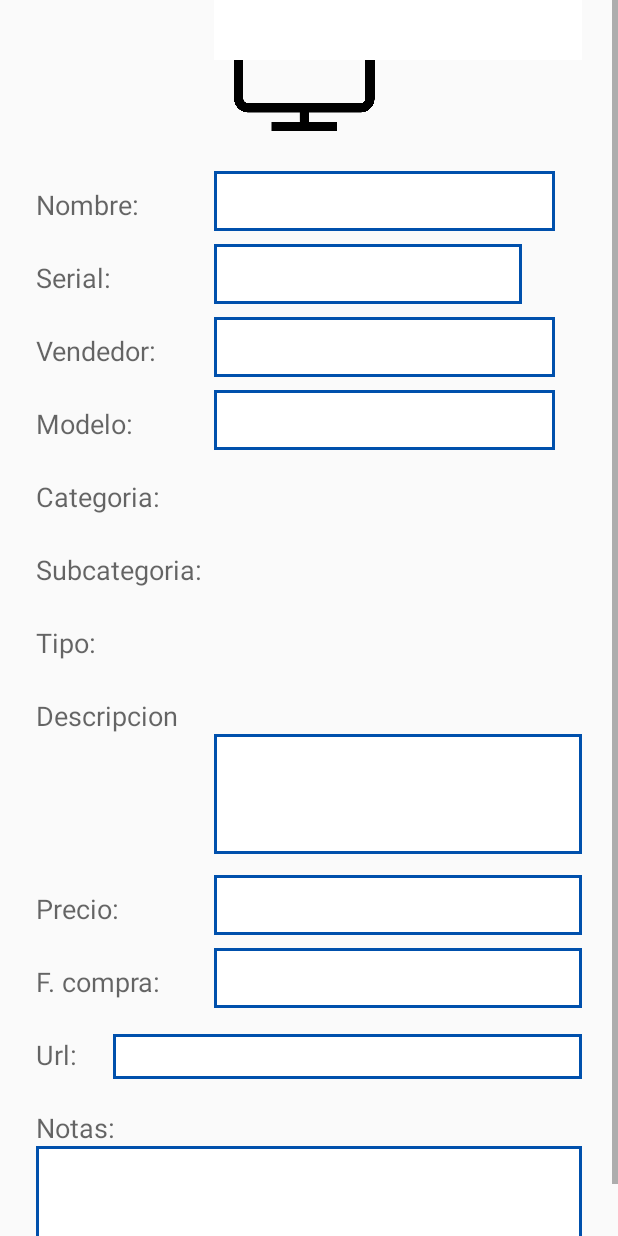
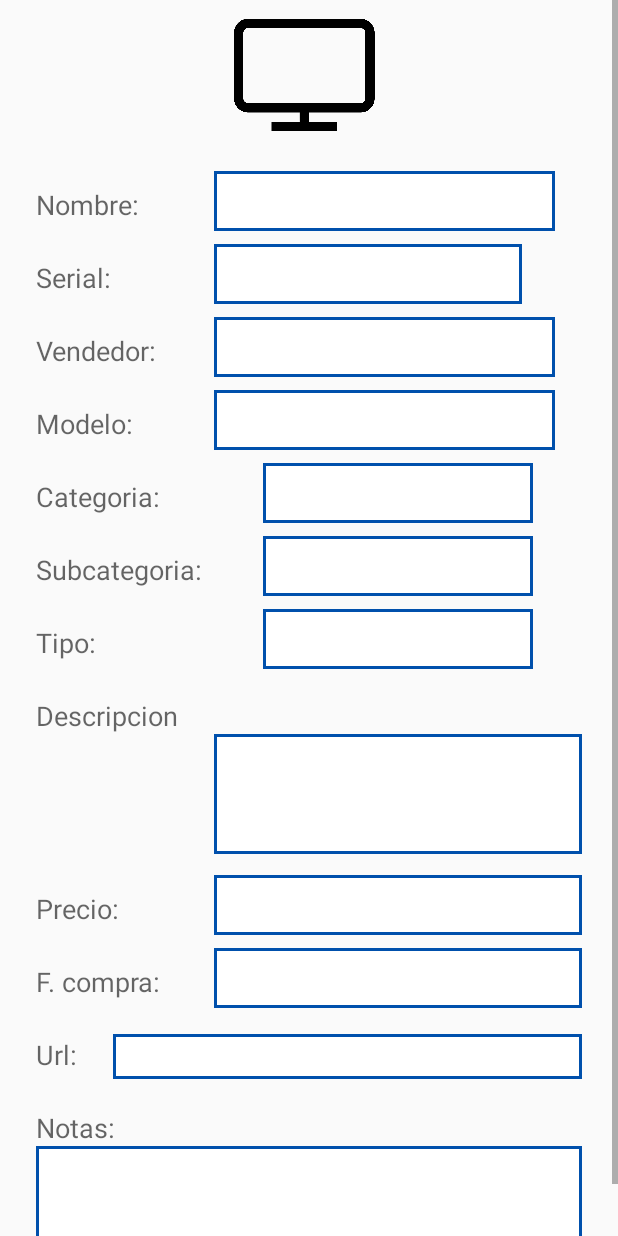
Before and after one commit to JuanFranCrater/Inventory, an Android app: the fragment AddProduct shown on its own in the app's theme, on a phone screen of 412 x 824 dp. Run offline under Robolectric (Android 15) with nearby library versions, the phone set to English and light mode, and no system bars; 1 statement that could not run was skipped.

Commit message:
Casi casi

```diff
--- a/app/src/main/java/com/example/inventorymaterial/data/db/InventoryContract.java
+++ b/app/src/main/java/com/example/inventorymaterial/data/db/InventoryContract.java
@@ -59,8 +59,8 @@ public final class InventoryContract {
 
 
         public static final String PRODUCT_INNER =String.format("%s INNER JOIN %s ON %s=%s.%s ",ProductEntry.TABLE_NAME, CategoryEntry.TABLE_NAME, COLUMN_CATEGORYID,CategoryEntry.TABLE_NAME,CategoryEntry._ID)
-                +String.format("%s INNER JOIN %s ON %s=%s.%s ",ProductEntry.TABLE_NAME, TipoEntry.TABLE_NAME, ProductEntry.COLUMN_TIPOID, TipoEntry.TABLE_NAME,TipoEntry._ID)
-                +String.format("%s INNER JOIN %s ON %s=%s.%s ",ProductEntry.TABLE_NAME, SectorEntry.TABLE_NAME, ProductEntry.COLUMN_TIPOID, SectorEntry.TABLE_NAME,SectorEntry._ID);
+                +String.format("INNER JOIN %s ON %s=%s.%s ", TipoEntry.TABLE_NAME, ProductEntry.COLUMN_TIPOID, TipoEntry.TABLE_NAME,TipoEntry._ID)
+                +String.format("INNER JOIN %s ON %s=%s.%s ", SectorEntry.TABLE_NAME, ProductEntry.COLUMN_TIPOID, SectorEntry.TABLE_NAME,SectorEntry._ID);
 
         public static HashMap<String, String> sProductInnerProjectionMap;
 
@@ -73,6 +73,7 @@ public final class InventoryContract {
             sProductInnerProjectionMap.put(COLUMN_DESCRIPTION,ProductJoinEntry.TABLE_NAME+"."+ProductJoinEntry.COLUMN_DESCRIPTION);
             sProductInnerProjectionMap.put(COLUMN_CATEGORYID,COLUMN_CATEGORYID);
             sProductInnerProjectionMap.put(COLUMN_CATEGORYNAME,CategoryEntry.TABLE_NAME+"."+CategoryEntry.COLUMN_NAME);
+            sProductInnerProjectionMap.put(COLUMN_SUBCATEGORY,COLUMN_SUBCATEGORY);
             sProductInnerProjectionMap.put(COLUMN_TIPOID,COLUMN_TIPOID);
             sProductInnerProjectionMap.put(COLUMN_TIPONAME,TipoEntry.TABLE_NAME+"."+TipoEntry.COLUMN_NAME);
             sProductInnerProjectionMap.put(COLUMN_SECTIONID,COLUMN_SECTIONID);
--- a/app/src/main/java/com/example/inventorymaterial/data/db/repository/ProductRepository.java
+++ b/app/src/main/java/com/example/inventorymaterial/data/db/repository/ProductRepository.java
@@ -4,6 +4,7 @@ import android.util.Log;
 
 import com.example.inventorymaterial.data.db.dao.ProductDao;
 import com.example.inventorymaterial.data.db.model.Product;
+import com.example.inventorymaterial.data.db.model.ProductInner;
 
 import java.util.ArrayList;
 
@@ -33,4 +34,8 @@ public class ProductRepository {
             repository = new ProductRepository();
         return repository;
     }
+
+    public ProductInner getProducto(int id) {
+        return dao.search(id);
+    }
 }
--- a/app/src/main/java/com/example/inventorymaterial/ui/product/AddProduct.java
+++ b/app/src/main/java/com/example/inventorymaterial/ui/product/AddProduct.java
@@ -3,6 +3,7 @@ package com.example.inventorymaterial.ui.product;
 import android.app.Activity;
 import android.app.Fragment;
 import android.os.Bundle;
+import android.os.Debug;
 import android.support.annotation.Nullable;
 import android.support.design.widget.FloatingActionButton;
 import android.util.Log;
@@ -14,6 +15,7 @@ import android.widget.ListView;
 
 import com.example.inventorymaterial.R;
 import com.example.inventorymaterial.data.db.model.Product;
+import com.example.inventorymaterial.data.db.model.ProductInner;
 import com.example.inventorymaterial.ui.base.BaseFragment;
 import com.example.inventorymaterial.ui.base.BasePresenter;
 import com.example.inventorymaterial.ui.product.Presenter.AddProductPresenterImpl;
@@ -28,6 +30,7 @@ public class AddProduct  extends BaseFragment implements AddProductContrat.View{
     private ListProduct.ListProductListener callback;
     private AddProductContrat.Presenter presenter;
     private Product product;
+    private ProductInner productInner;
     @Override
     public void onCreate(@Nullable Bundle savedInstanceState) {
         super.onCreate(savedInstanceState);
@@ -63,22 +66,25 @@ public class AddProduct  extends BaseFragment implements AddProductContrat.View{
         presenter.onDestroy();
     }
 
+    EditText edtNombre,edtSerial,edtVendedor,edtModelo,edtDescripcion,edtPrecio,edtFechaCompra,edtUrl,edtNotas,edtCategory,edttipo,edtSubcategory;
     @Nullable
     @Override
     public View onCreateView(LayoutInflater inflater, @Nullable ViewGroup container, Bundle savedInstanceState) {
 
         this.presenter= new AddProductPresenterImpl(this);
         View rootView = inflater.inflate(R.layout.fragment_add_edit_product,container,false);
-        EditText edtNombre =rootView.findViewById(R.id.edtNombre);
-        EditText edtSerial = rootView.findViewById(R.id.edtSerial);
-        EditText edtVendedor =rootView.findViewById(R.id.edtVendedor);
-        EditText edtModelo = rootView.findViewById(R.id.edtModelo);
-        EditText edtDescripcion = rootView.findViewById(R.id.edtDescripcion);
-        EditText edtPrecio = rootView.findViewById(R.id.edtPrecio);
-        EditText edtFechaCompra = rootView.findViewById(R.id.edtFechaCompra);
-        EditText edtUrl = rootView.findViewById(R.id.edtUrl);
-        EditText edtNotas = rootView.findViewById(R.id.edtNotas);
-
+        edtNombre=rootView.findViewById(R.id.edtNombre);
+        edtSerial = rootView.findViewById(R.id.edtSerial);
+        edtVendedor =rootView.findViewById(R.id.edtVendedor);
+        edtModelo = rootView.findViewById(R.id.edtModelo);
+        edtDescripcion = rootView.findViewById(R.id.edtDescripcion);
+        edtPrecio = rootView.findViewById(R.id.edtPrecio);
+        edtFechaCompra = rootView.findViewById(R.id.edtFechaCompra);
+        edtUrl = rootView.findViewById(R.id.edtUrl);
+        edtNotas = rootView.findViewById(R.id.edtNotas);
+        edtCategory=rootView.findViewById(R.id.spnCategoria);
+        edtSubcategory=rootView.findViewById(R.id.spnSubcategoria);
+        edttipo=rootView.findViewById(R.id.spnTipo);
         if(getArguments()!=null)//es editar
         {
             product=getArguments().getParcelable("Product");
@@ -91,6 +97,7 @@ public class AddProduct  extends BaseFragment implements AddProductContrat.View{
             edtFechaCompra.setText(product.getBuyDate());
             edtUrl.setText(product.getUrl());
             edtNotas.setText(product.getNotes());
+            presenter.loadSpinners(product.getId());
         }
         Log.d("Datos",product.getShortname());
         return rootView;
@@ -109,4 +116,11 @@ public class AddProduct  extends BaseFragment implements AddProductContrat.View{
     public void setPresenter(BasePresenter presenter) {
         this.presenter= (AddProductContrat.Presenter) presenter;
     }
+
+    @Override
+    public void loadSpinners(ProductInner producto) {
+        edttipo.setText(producto.getTypeName());
+        edtCategory.setText(producto.getCategorieName());
+        edtSubcategory.setText(producto.getSubcategorieID());
+    }
 }
--- /dev/null
+++ b/app/src/main/java/com/example/inventorymaterial/ui/product/Interactor/AddProductInteractor.java
@@ -0,0 +1,17 @@
+package com.example.inventorymaterial.ui.product.Interactor;
+
+import com.example.inventorymaterial.data.db.model.ProductInner;
+
+/**
+ * Created by usuario on 2/02/18.
+ */
+
+public interface AddProductInteractor {
+    void obtainData(int id);
+
+    public interface addListener
+    {
+
+        void returnInner(ProductInner producto);
+    }
+}
--- /dev/null
+++ b/app/src/main/java/com/example/inventorymaterial/ui/product/Interactor/AddProductInteractorImpl.java
@@ -0,0 +1,20 @@
+package com.example.inventorymaterial.ui.product.Interactor;
+
+import com.example.inventorymaterial.data.db.repository.ProductRepository;
+
+/**
+ * Created by usuario on 2/02/18.
+ */
+
+public class AddProductInteractorImpl implements AddProductInteractor {
+    private final addListener listener;
+
+    public AddProductInteractorImpl(addListener listener) {
+        this.listener=listener;
+    }
+
+    @Override
+    public void obtainData(int id) {
+        listener.returnInner(ProductRepository.getInstance().getProducto(id));
+    }
+}
--- a/app/src/main/java/com/example/inventorymaterial/ui/product/Presenter/AddProductPresenterImpl.java
+++ b/app/src/main/java/com/example/inventorymaterial/ui/product/Presenter/AddProductPresenterImpl.java
@@ -1,16 +1,22 @@
 package com.example.inventorymaterial.ui.product.Presenter;
 
-import com.example.inventorymaterial.ui.product.AddProduct;
+import com.example.inventorymaterial.data.db.model.ProductInner;
+import com.example.inventorymaterial.ui.product.Interactor.AddProductInteractor;
+import com.example.inventorymaterial.ui.product.Interactor.AddProductInteractorImpl;
 import com.example.inventorymaterial.ui.product.contrat.AddProductContrat;
 
 /**
  * Created by usuario on 2/02/18.
  */
 
-public class AddProductPresenterImpl implements AddProductContrat.Presenter {
+public class AddProductPresenterImpl implements AddProductContrat.Presenter, AddProductInteractor.addListener {
+
+    private AddProductInteractor interactor;
+    private AddProductContrat.View view;
 
     public AddProductPresenterImpl(AddProductContrat.View view) {
-
+        interactor=new AddProductInteractorImpl(this);
+        this.view=view;
     }
 
     @Override
@@ -19,7 +25,17 @@ public class AddProductPresenterImpl implements AddProductContrat.Presenter {
     }
 
     @Override
+    public void loadSpinners(int id) {
+        interactor.obtainData(id);
+    }
+
+    @Override
     public void delete(Object object) {
 
     }
+
+    @Override
+    public void returnInner(ProductInner producto) {
+        view.loadSpinners(producto);
+    }
 }
--- a/app/src/main/java/com/example/inventorymaterial/ui/product/contrat/AddProductContrat.java
+++ b/app/src/main/java/com/example/inventorymaterial/ui/product/contrat/AddProductContrat.java
@@ -1,5 +1,6 @@
 package com.example.inventorymaterial.ui.product.contrat;
 
+import com.example.inventorymaterial.data.db.model.ProductInner;
 import com.example.inventorymaterial.ui.base.BasePresenter;
 import com.example.inventorymaterial.ui.base.BaseView;
 
@@ -11,8 +12,12 @@ import java.io.Serializable;
 
 public interface AddProductContrat {
     interface View extends BaseView
-    {}
+    {
+        void loadSpinners(ProductInner producto);
+    }
     interface Presenter extends Serializable,BasePresenter {
         void onDestroy();
+
+        void loadSpinners(int id);
     }
 }
--- a/app/src/main/res/layout/fragment_add_edit_product.xml
+++ b/app/src/main/res/layout/fragment_add_edit_product.xml
@@ -110,9 +110,9 @@
             app:layout_constraintStart_toStartOf="@id/guideline"
             app:layout_constraintTop_toBottomOf="@+id/txvModelo" />
 
-        <Spinner
+        <EditText
             android:id="@+id/spnCategoria"
-            style="@style/styleSpinner"
+            style="@style/edtProductsActivyty"
             app:layout_constraintEnd_toEndOf="parent"
             app:layout_constraintStart_toEndOf="@+id/barrera"
             app:layout_constraintTop_toTopOf="@+id/txvCategoria"
@@ -125,9 +125,9 @@
             app:layout_constraintStart_toStartOf="@id/guideline"
             app:layout_constraintTop_toBottomOf="@+id/txvCategoria" />
 
-        <Spinner
+        <EditText
             android:id="@+id/spnSubcategoria"
-            style="@style/styleSpinner"
+            style="@style/edtProductsActivyty"
             app:layout_constraintEnd_toEndOf="parent"
             app:layout_constraintStart_toEndOf="@+id/barrera"
             app:layout_constraintTop_toTopOf="@+id/txvSubcategoria"
@@ -141,9 +141,9 @@
             app:layout_constraintStart_toStartOf="@id/guideline"
             app:layout_constraintTop_toBottomOf="@+id/txvSubcategoria" />
 
-        <Spinner
+        <EditText
             android:id="@+id/spnTipo"
-            style="@style/styleSpinner"
+            style="@style/edtProductsActivyty"
             app:layout_constraintEnd_toEndOf="parent"
             app:layout_constraintStart_toEndOf="@+id/barrera"
             app:layout_constraintTop_toTopOf="@+id/txvTipo"
```
Also changed, not shown: app/src/main/java/com/example/inventorymaterial/data/db/dao/ProductDao.java (+41 -0 lines).
